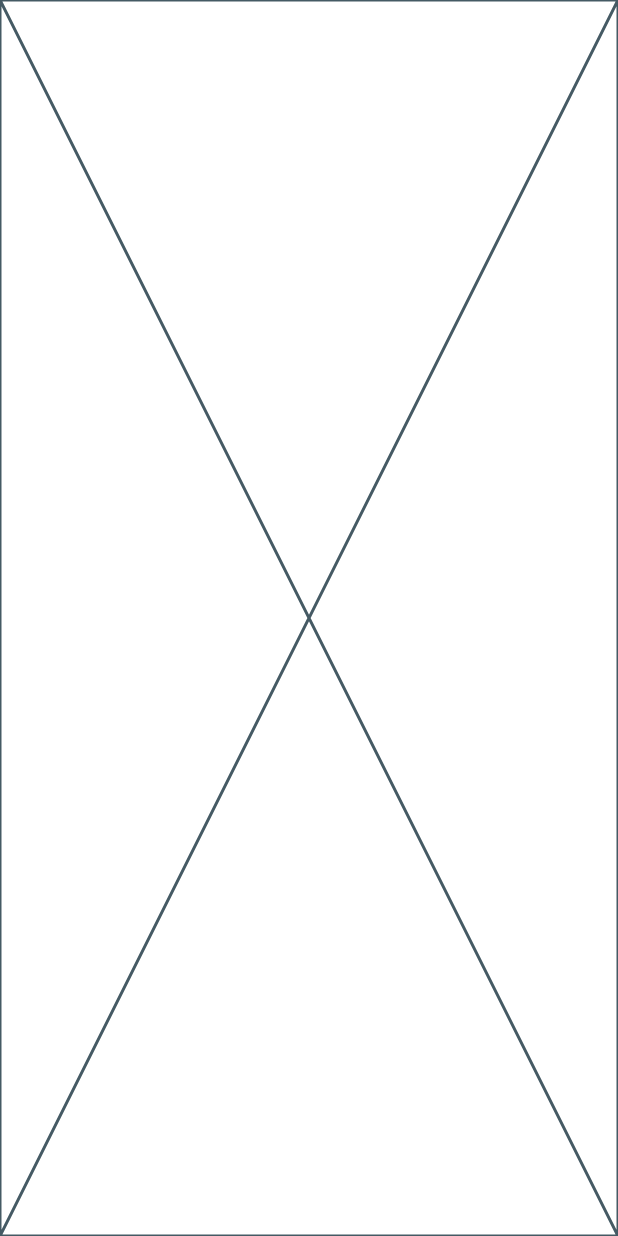
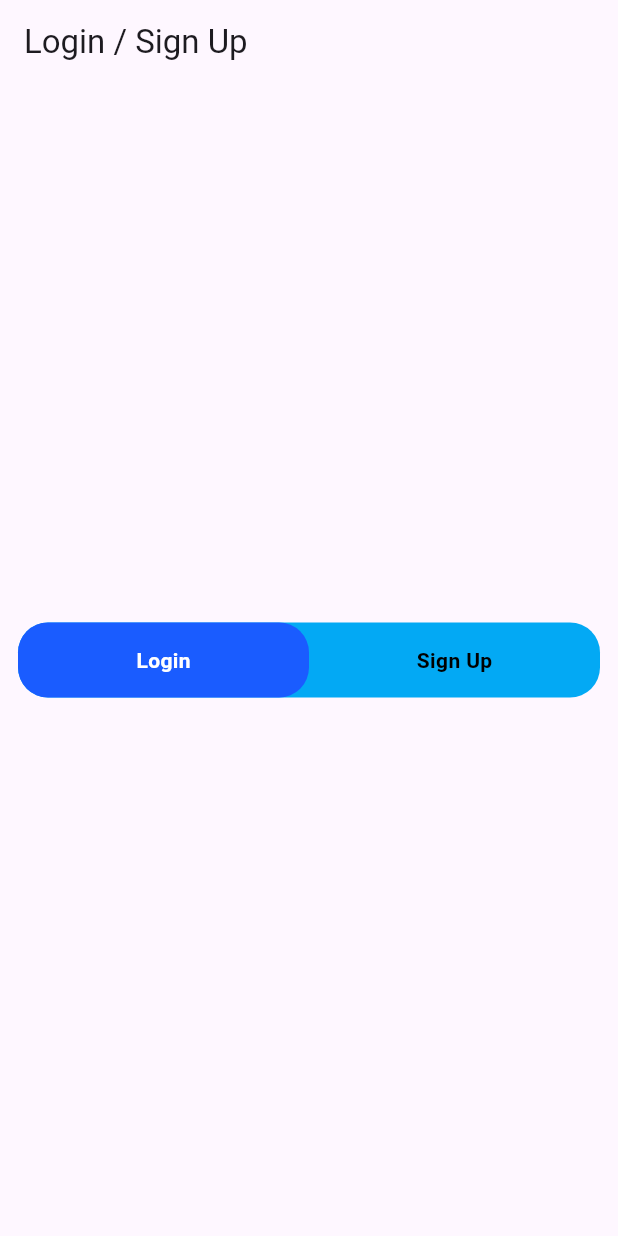
Before and after one commit to araqelyankaren99/Authentication-App, a Flutter app: the screen it shows after launch, on a phone screen of 412 x 824 dp. Run offline on Flutter 3.47's test engine with Material 3 defaults, Android fonts, the phone set to English and light mode, and no system bars.

Commit message:
add animation login sign up button

```diff
--- a/lib/src/presentation/screens/login/screen.dart
+++ b/lib/src/presentation/screens/login/screen.dart
@@ -1,4 +1,5 @@
 import 'package:flutter/material.dart';
+import 'package:flutter_authentication_app/src/presentation/widgets/login_and_sign_up_button.dart';
 
 class LoginScreen extends StatefulWidget {
   const LoginScreen({super.key});
@@ -7,9 +8,48 @@ class LoginScreen extends StatefulWidget {
   State<LoginScreen> createState() => _LoginScreenState();
 }
 
+
+
 class _LoginScreenState extends State<LoginScreen> {
+// Enum to define the segments
+
+  // State to track the selected segment
+  AuthMode _selectedSegment = AuthMode.login;
+
   @override
   Widget build(BuildContext context) {
-    return const Placeholder();
+    return Scaffold(
+      appBar: AppBar(
+        title: const Text('Login / Sign Up'),
+      ),
+      body: Center(
+        child: Padding(
+          padding: EdgeInsets.symmetric(horizontal: 12),
+          child: LoginAndSignUpButton(
+            authMode: _selectedSegment,
+            onLoginTap: _onLoginTap,
+            onSignUpTap: _onSignUpTap,
+            activeColor: Color(0xFF1A5CFF),
+            inactiveColor: Colors.lightBlue,
+            textActiveColor: Colors.white,
+            textInactiveColor: Colors.black,
+            loginText: 'Login',
+            signUpText : 'Sign Up',
+          ),
+        ),
+      ),
+    );
+  }
+
+  void _onLoginTap() {
+    setState(() {
+      _selectedSegment = AuthMode.login;
+    });
+  }
+
+  void _onSignUpTap() {
+    setState(() {
+      _selectedSegment = AuthMode.signup;
+    });
   }
 }
--- a/lib/src/presentation/widgets/login_and_sign_up_button.dart
+++ b/lib/src/presentation/widgets/login_and_sign_up_button.dart
@@ -28,8 +28,8 @@ class LoginAndSignUpButton extends StatelessWidget {
   final String loginText;
   final String signUpText;
 
-
-
+  static const _duration = Duration(milliseconds: 300);
+  static const _curve = Curves.easeOut;
   @override
   Widget build(BuildContext context) {
     return SizedBox(
@@ -68,9 +68,13 @@ class LoginAndSignUpButton extends StatelessWidget {
               Expanded(
                 child: GestureDetector(
                   onTap: onLoginTap,
-                  child: Container(
+                  child: AnimatedContainer(
+                    duration: _duration,
+                    curve: _curve,
                     decoration: BoxDecoration(
-                      color: authMode == AuthMode.login ? activeColor : Colors.transparent,
+                      color: authMode == AuthMode.login
+                          ? activeColor
+                          : Colors.transparent,
                       borderRadius: authMode == AuthMode.login
                           ? BorderRadius.circular(borderRadius)
                           : BorderRadius.zero,
@@ -79,7 +83,9 @@ class LoginAndSignUpButton extends StatelessWidget {
                       child: Text(
                         loginText,
                         style: TextStyle(
-                          color: authMode == AuthMode.login ? textActiveColor : textInactiveColor,
+                          color: authMode == AuthMode.login
+                              ? textActiveColor
+                              : textInactiveColor,
                           fontWeight: FontWeight.bold,
                         ),
                       ),
@@ -90,9 +96,13 @@ class LoginAndSignUpButton extends StatelessWidget {
               Expanded(
                 child: GestureDetector(
                   onTap: onSignUpTap,
-                  child: Container(
+                  child: AnimatedContainer(
+                    duration: _duration,
+                    curve: _curve,
                     decoration: BoxDecoration(
-                      color: authMode == AuthMode.signup ? activeColor : Colors.transparent,
+                      color: authMode == AuthMode.signup
+                          ? activeColor
+                          : Colors.transparent,
                       borderRadius: authMode == AuthMode.signup
                           ? BorderRadius.circular(borderRadius)
                           : BorderRadius.zero,
@@ -101,7 +111,9 @@ class LoginAndSignUpButton extends StatelessWidget {
                       child: Text(
                         signUpText,
                         style: TextStyle(
-                          color: authMode == AuthMode.signup ? textActiveColor : textInactiveColor,
+                          color: authMode == AuthMode.signup
+                              ? textActiveColor
+                              : textInactiveColor,
                           fontWeight: FontWeight.bold,
                         ),
                       ),
```
